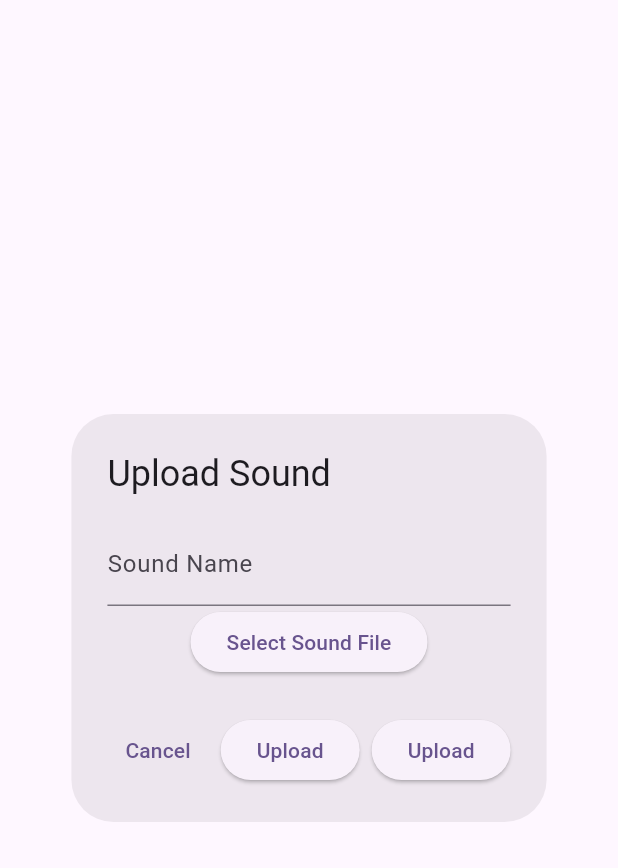
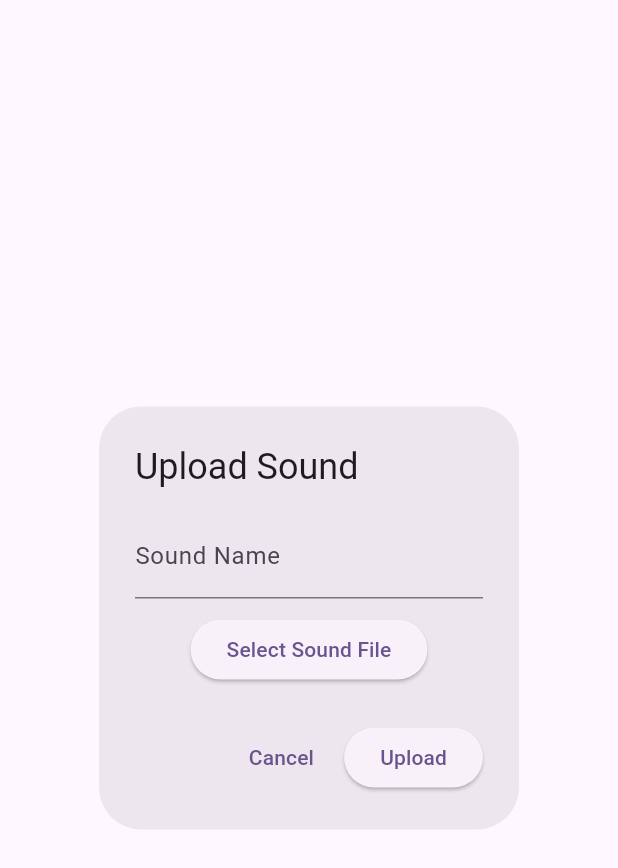
Before and after one commit to KhalilHen/soundboard_0, a Flutter app: the UploadSoundForm widget shown alone on an empty page, opened directly, on a phone screen of 412 x 824 dp. Shown: the top 868 px of the screen. Run offline on Flutter 3.47's test engine with Material 3 defaults, Android fonts, the phone set to English and light mode, and no system bars; our stand-ins replace file_picker, just_audio, supabase_flutter; accounts and stored records are empty.

Commit message:
Small button fix

```diff
--- a/lib/dialogs/upload_sound_dialog.dart
+++ b/lib/dialogs/upload_sound_dialog.dart
@@ -32,11 +32,9 @@ class _UploadSoundFormState extends State<UploadSoundForm> {
               },
             ),
             // TODO Temporarily removed  as not yet implented
-
-
+            Padding(padding: EdgeInsets.only(top: 10)),
             ElevatedButton(
                 onPressed: () {
-
                   soundController.pickFile(context);
                 },
                 child: Text('Select Sound File')),
@@ -56,14 +54,6 @@ class _UploadSoundFormState extends State<UploadSoundForm> {
           },
           child: Text('Upload'),
         ),
-
-
-             ElevatedButton(
-          onPressed: () {
-            soundController.uploadFile(context, nameController.text);
-          },
-          child: Text('Upload'),
-        ),
       ],
     );
   }
```
